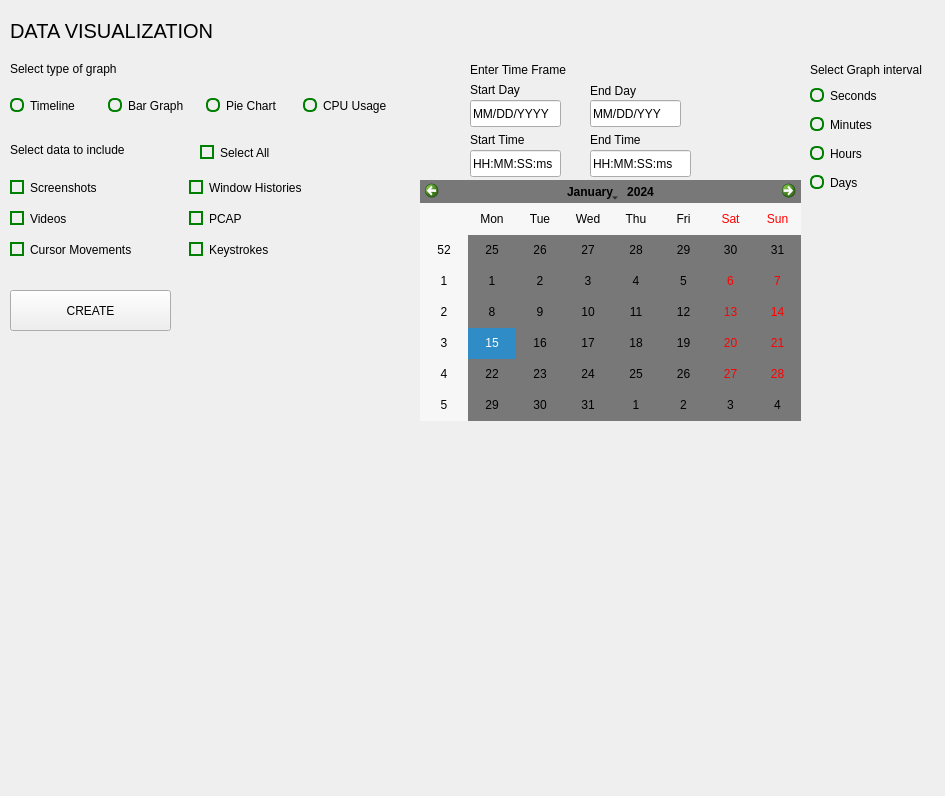
Before: the Qt Designer form src/ui/Visualize/DataViz.ui in komodo6/AVERT, drawn with Qt 5.
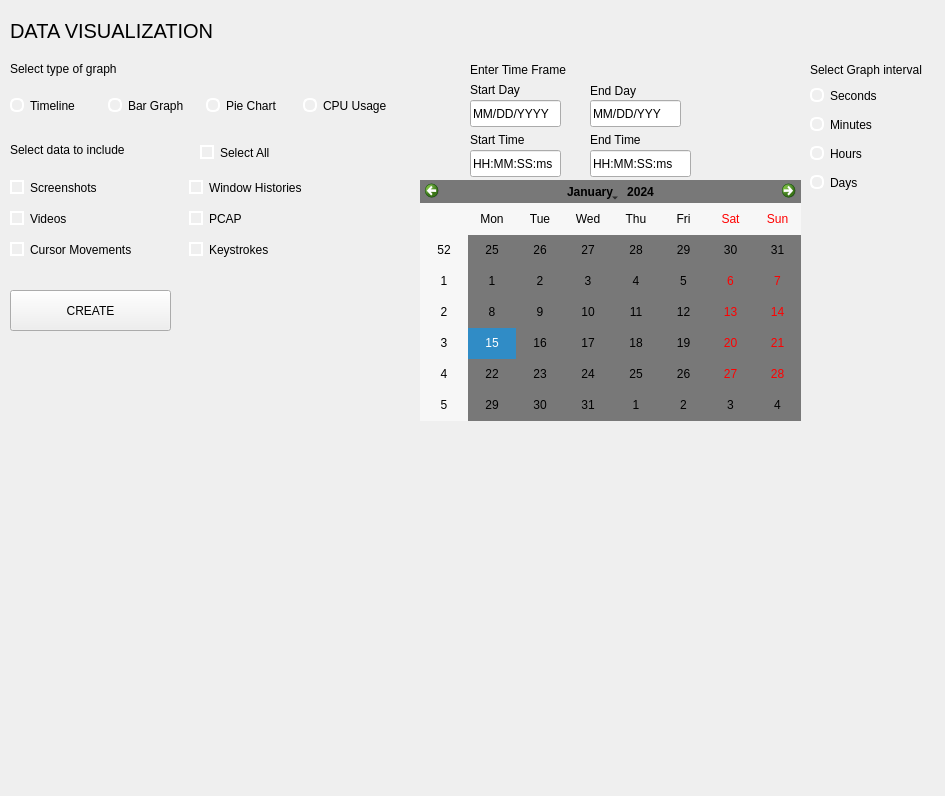
After: the same form once the commit is applied.

Patch:
```diff
--- a/src/ui/Visualize/DataViz.ui
+++ b/src/ui/Visualize/DataViz.ui
@@ -26,11 +26,11 @@
     <string notr="true">QCheckBox::indicator
 {
 border: 2px solid;
-border-color: green;
+border-color: white;
 }
 QCheckBox:indicator:checked
 { 
-background-color: green; 
+background-color: white; 
 }</string>
    </property>
    <property name="text">
@@ -187,12 +187,12 @@
 {
 border: 2px solid;
 border-radius: 6px;
-border-color: green;
+border-color: white;
 }
 QRadioButton::indicator::checked
 { 
 border-radius: 6px;
-background-color: green; 
+background-color: white; 
 }</string>
       </property>
       <property name="text">
@@ -207,12 +207,12 @@
 {
 border: 2px solid;
 border-radius: 6px;
-border-color: green;
+border-color: white;
 }
 QRadioButton::indicator::checked
 { 
 border-radius: 6px;
-background-color: green; 
+background-color: white; 
 }</string>
       </property>
       <property name="text">
@@ -227,12 +227,12 @@
 {
 border: 2px solid;
 border-radius: 6px;
-border-color: green;
+border-color: white;
 }
 QRadioButton::indicator::checked
 { 
 border-radius: 6px;
-background-color: green; 
+background-color: white; 
 }</string>
       </property>
       <property name="text">
@@ -247,12 +247,12 @@
 {
 border: 2px solid;
 border-radius: 6px;
-border-color: green;
+border-color: white;
 }
 QRadioButton::indicator::checked
 { 
 border-radius: 6px;
-background-color: green; 
+background-color: white; 
 }</string>
       </property>
       <property name="text">
@@ -281,13 +281,12 @@
        <string notr="true">QCheckBox::indicator
 {
 border: 2px solid;
-border-color: green;
+border-color: white;
 }
 QCheckBox:indicator:checked
 { 
-background-color: green; 
-}
-</string>
+background-color: white; 
+}</string>
       </property>
       <property name="text">
        <string>Window Histories</string>
@@ -300,11 +299,11 @@
        <string notr="true">QCheckBox::indicator
 {
 border: 2px solid;
-border-color: green;
+border-color: white;
 }
 QCheckBox:indicator:checked
 { 
-background-color: green; 
+background-color: white; 
 }</string>
       </property>
       <property name="text">
@@ -318,11 +317,11 @@
        <string notr="true">QCheckBox::indicator
 {
 border: 2px solid;
-border-color: green;
+border-color: white;
 }
 QCheckBox:indicator:checked
 { 
-background-color: green; 
+background-color: white; 
 }</string>
       </property>
       <property name="text">
@@ -336,11 +335,11 @@
        <string notr="true">QCheckBox::indicator
 {
 border: 2px solid;
-border-color: green;
+border-color: white;
 }
 QCheckBox:indicator:checked
 { 
-background-color: green; 
+background-color: white; 
 }</string>
       </property>
       <property name="text">
@@ -354,11 +353,11 @@
        <string notr="true">QCheckBox::indicator
 {
 border: 2px solid;
-border-color: green;
+border-color: white;
 }
 QCheckBox:indicator:checked
 { 
-background-color: green; 
+background-color: white; 
 }</string>
       </property>
       <property name="text">
@@ -372,11 +371,11 @@
        <string notr="true">QCheckBox::indicator
 {
 border: 2px solid;
-border-color: green;
+border-color: white;
 }
 QCheckBox:indicator:checked
 { 
-background-color: green; 
+background-color: white; 
 }</string>
       </property>
       <property name="text">
@@ -406,12 +405,12 @@
 {
 border: 2px solid;
 border-radius: 6px;
-border-color: green;
+border-color: white;
 }
 QRadioButton::indicator::checked
 { 
 border-radius: 6px;
-background-color: green; 
+background-color: white; 
 }</string>
       </property>
       <property name="text">
@@ -426,12 +425,12 @@
 {
 border: 2px solid;
 border-radius: 6px;
-border-color: green;
+border-color: white;
 }
 QRadioButton::indicator::checked
 { 
 border-radius: 6px;
-background-color: green; 
+background-color: white; 
 }</string>
       </property>
       <property name="text">
@@ -446,12 +445,12 @@
 {
 border: 2px solid;
 border-radius: 6px;
-border-color: green;
+border-color: white;
 }
 QRadioButton::indicator::checked
 { 
 border-radius: 6px;
-background-color: green; 
+background-color: white; 
 }</string>
       </property>
       <property name="text">
@@ -466,11 +465,12 @@
 {
 border: 2px solid;
 border-radius: 6px;
-border-color: green;
+border-color: white;
 }
 QRadioButton::indicator::checked
 { 
-background-color: green; 
+border-radius: 6px;
+background-color: white; 
 }</string>
       </property>
       <property name="text">
```
